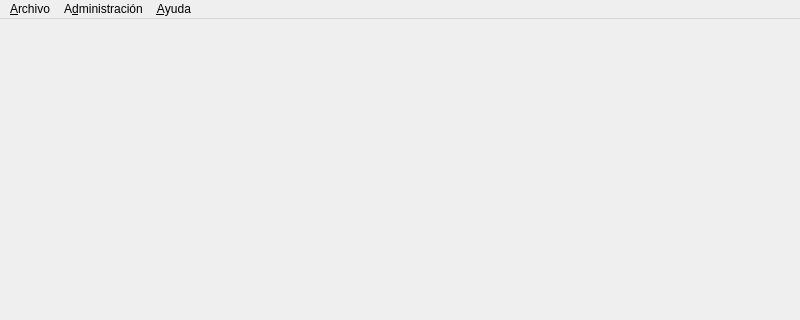
Above: views/forms_ui/main.ui from serk82/nexus_admin_client before the change; both pictures show x 0 to 800 and y 0 to 320 of the 800 by 600 pixel window. Below: the same form after it.
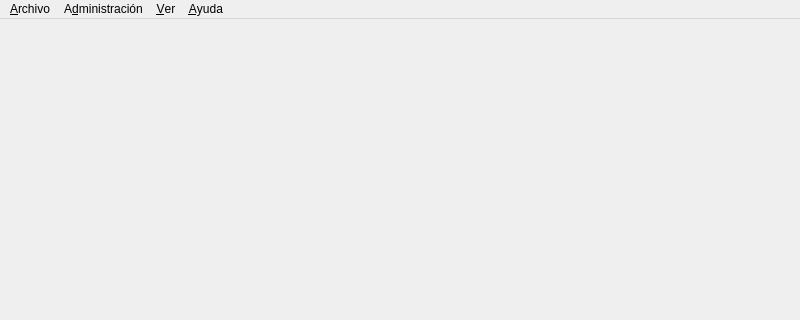
That is the form after the change.

Commit message: Refactor: añade gestión de notificaciones y actualiza la interfaz del menú principal

The edit to the form file:
```diff
--- a/views/forms_ui/main.ui
+++ b/views/forms_ui/main.ui
@@ -47,8 +47,15 @@
     </property>
     <addaction name="action_about"/>
    </widget>
+   <widget class="QMenu" name="menu_Ver">
+    <property name="title">
+     <string>&amp;Ver</string>
+    </property>
+    <addaction name="action_notificaciones"/>
+   </widget>
    <addaction name="menu_archive"/>
    <addaction name="menu_administration"/>
+   <addaction name="menu_Ver"/>
    <addaction name="menu_help"/>
   </widget>
   <widget class="QStatusBar" name="statusbar">
```
Left out of the diff: 5 changed lines with no effect on the pictures. The commit also changes 4 other files.
